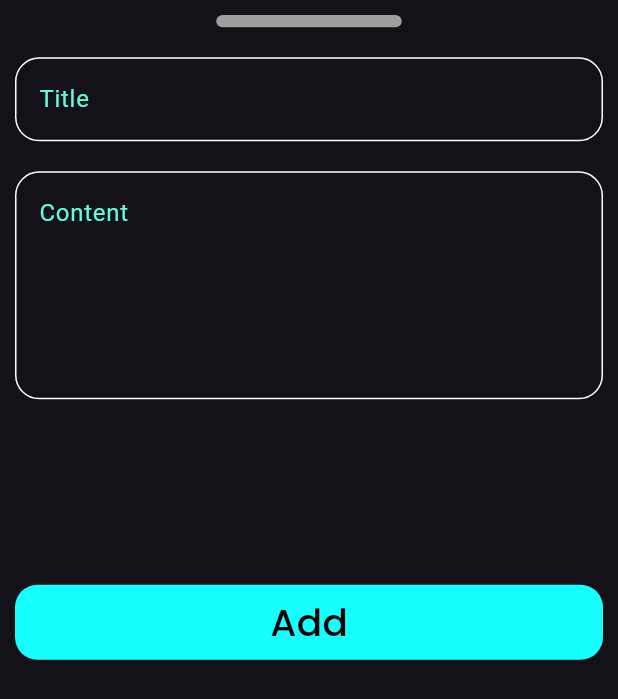
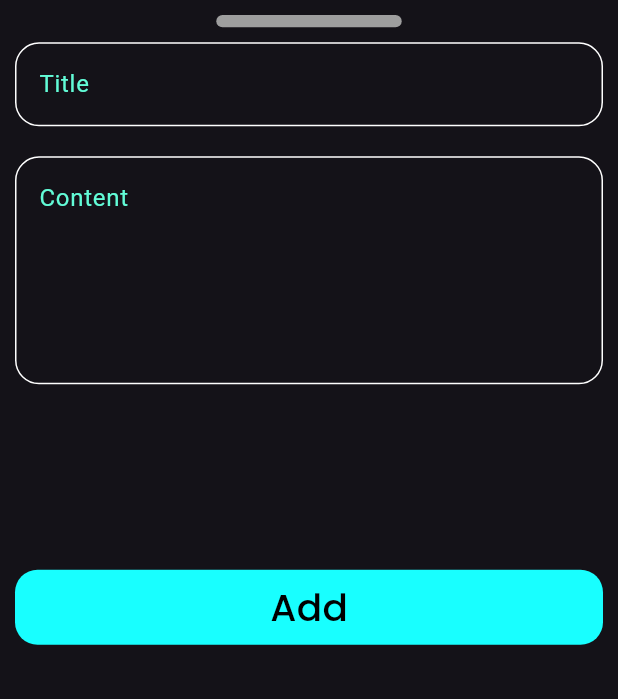
Before and after one commit to Aelna9dy/Notes-View, a Flutter app: the AddNoteBottomSheet widget shown alone on an empty page, opened directly, on a phone screen of 412 x 824 dp. Shown: the top 699 px of the screen. Run offline on Flutter 3.47's test engine with Material 3 defaults, Android fonts, the phone set to English and light mode, and no system bars; drawn by our look-alikes of modal_progress_hud_nsn; our stand-ins replace bloc, flutter_bloc, google_fonts, hive, hive_flutter; accounts and stored records are empty; generated files the repository leaves out were written again.

Commit message:
first comment Create NotesView and Add Theme Create appBare Create Notes Items create Floating Action Button to add New Notes create page to edit notes add Hive package Create Bloc to add note bottom sheet

```diff
--- a/lib/Models/note_model.dart
+++ b/lib/Models/note_model.dart
@@ -6,7 +6,7 @@ class NoteModel extends HiveObject {
   @HiveField(0)
   final String title;
   @HiveField(1)
-  final String snbTitle;
+  final String subTitle;
   @HiveField(2)
   final String date;
   @HiveField(3)
@@ -14,7 +14,7 @@ class NoteModel extends HiveObject {
 
   NoteModel({
     required this.title,
-    required this.snbTitle,
+    required this.subTitle,
     required this.date,
     required this.color,
   });
--- /dev/null
+++ b/lib/Views/add_note/add_note_bottom_sheet.dart
@@ -0,0 +1,38 @@
+import 'package:flutter/material.dart';
+import 'package:flutter_bloc/flutter_bloc.dart';
+import 'package:modal_progress_hud_nsn/modal_progress_hud_nsn.dart';
+import 'package:notes_app/add_note_cubits/add_notes.dart';
+
+import 'add_note_formKey.dart';
+
+class AddNoteBottomSheet extends StatelessWidget {
+  const AddNoteBottomSheet({super.key});
+
+  @override
+  Widget build(BuildContext context) {
+    return SingleChildScrollView(
+      child: Padding(
+        padding: const EdgeInsets.symmetric(
+          horizontal: 10,
+        ),
+        child: BlocConsumer<AddNoteCubit,AddNoteState>(
+          listener: (context, state) {
+            if(state is AddNoteSuccess){
+              Navigator.pop(context);
+            }
+
+            if(state is AddNoteFailuer){
+              print("failed ${state.errorMessage}");
+            }
+          },
+          builder: (context, state) {
+            return ModalProgressHUD(
+              inAsyncCall: state is AddNoteLoading ? true : false,
+              child: const AddNoteFormState(),
+            );
+          },
+        ),
+      ),
+    );
+  }
+}
--- /dev/null
+++ b/lib/Views/add_note/add_note_formKey.dart
@@ -0,0 +1,77 @@
+import 'package:flutter/material.dart';
+
+import '../widget/custom_text_field.dart';
+import 'custom_bottom.dart';
+
+
+class AddNoteFormState extends StatefulWidget {
+  const AddNoteFormState({super.key});
+
+  @override
+  State<AddNoteFormState> createState() => _AddNoteFormStateState();
+}
+
+class _AddNoteFormStateState extends State<AddNoteFormState> {
+  final GlobalKey<FormState> formKey = GlobalKey();
+  AutovalidateMode autovalidateMode = AutovalidateMode.disabled;
+  String? title, subTitle;
+
+  @override
+  Widget build(BuildContext context) {
+    final mediaQuery = MediaQuery.of(context).size;
+    return Form(
+      key: formKey,
+      child: Column(
+        children: [
+          const SizedBox(
+            height: 10,
+          ),
+          Container(
+            width: mediaQuery.width * 0.3,
+            height: mediaQuery.height * 0.01,
+            decoration: BoxDecoration(
+              color: Colors.grey,
+              borderRadius: BorderRadius.circular(25),
+            ),
+          ),
+          const SizedBox(
+            height: 10,
+          ),
+          CustomTextField(
+            hint: "Title",
+            onSaved: (value) {
+              title = value;
+            },
+          ),
+          const SizedBox(
+            height: 20,
+          ),
+          CustomTextField(
+            hint: "Content",
+            maxLines: 5,
+            onSaved: (value) {
+              subTitle = value;
+            },
+          ),
+          SizedBox(
+            height: mediaQuery.height * 0.15,
+          ),
+          CustomBottom(
+            onTap: () {
+              setState(() {
+                if (formKey.currentState!.validate()) {
+                  formKey.currentState!.save();
+                } else {
+                  autovalidateMode = AutovalidateMode.always;
+                }
+              });
+            },
+          ),
+          const SizedBox(
+            height: 5,
+          ),
+        ],
+      ),
+    );
+  }
+}
--- /dev/null
+++ b/lib/Views/add_note/custom_bottom.dart
@@ -0,0 +1,32 @@
+import 'package:flutter/material.dart';
+import 'package:google_fonts/google_fonts.dart';
+
+class CustomBottom extends StatelessWidget {
+  const CustomBottom({super.key, this.onTap});
+  final void Function()? onTap;
+
+  @override
+  Widget build(BuildContext context) {
+    return InkWell(
+      onTap: onTap,
+      child: Container(
+        width: MediaQuery.of(context).size.width,
+        height: 50,
+        decoration: BoxDecoration(
+          color: Colors.cyanAccent,
+          borderRadius: BorderRadius.circular(15),
+        ),
+        child: Center(
+          child: Text(
+              "Add",
+              style: GoogleFonts.poppins(
+                color: Colors.black,
+                fontSize: 25,
+                fontWeight: FontWeight.w500,
+              )
+          ),
+        ),
+      ),
+    );
+  }
+}
--- a/lib/Views/notes_view.dart
+++ b/lib/Views/notes_view.dart
@@ -1,7 +1,7 @@
 import 'package:flutter/material.dart';
 import 'package:notes_app/Constant/constant.dart';
+import 'package:notes_app/Views/add_note/add_note_bottom_sheet.dart';
 import 'package:notes_app/Views/widget/Notes_list_item.dart';
-import 'package:notes_app/Views/widget/add_note_bottom_sheet.dart';
 
 class NotesView extends StatelessWidget {
   static const String routeName = "notes_view";
--- a/lib/Views/widget/add_note_bottom_sheet.dart
+++ /dev/null
@@ -1,53 +0,0 @@
-import 'package:flutter/material.dart';
-
-import 'custom_bottom.dart';
-import 'custom_text_field.dart';
-
-class AddNoteBottomSheet extends StatelessWidget {
-  const AddNoteBottomSheet({super.key});
-
-  @override
-  Widget build(BuildContext context) {
-    final mediaQuery = MediaQuery.of(context).size;
-    return SingleChildScrollView(
-      child: Padding(
-        padding: const EdgeInsets.symmetric(horizontal: 10),
-        child: Column(
-          children: [
-            const SizedBox(
-              height: 10,
-            ),
-            Container(
-              width: mediaQuery.width*0.3,
-              height: mediaQuery.height*0.01,
-              decoration: BoxDecoration(
-                color: Colors.grey,
-                borderRadius: BorderRadius.circular(25),
-              ),
-            ),
-            const SizedBox(
-              height: 20,
-            ),
-            CustomTextField(
-              hint: "Title",
-            ),
-            const SizedBox(
-              height: 20,
-            ),
-            CustomTextField(
-              hint: "Content",
-              maxLines: 5,
-            ),
-            SizedBox(
-              height: mediaQuery.height*0.15,
-            ),
-            CustomBottom(),
-            const SizedBox(
-              height: 20,
-            ),
-          ],
-        ),
-      ),
-    );
-  }
-}
--- a/lib/Views/widget/custom_bottom.dart
+++ /dev/null
@@ -1,28 +0,0 @@
-import 'package:flutter/material.dart';
-import 'package:google_fonts/google_fonts.dart';
-
-class CustomBottom extends StatelessWidget {
-  const CustomBottom({super.key});
-
-  @override
-  Widget build(BuildContext context) {
-    return Container(
-      width: MediaQuery.of(context).size.width,
-      height: 50,
-      decoration: BoxDecoration(
-        color: Colors.cyanAccent,
-        borderRadius: BorderRadius.circular(15),
-      ),
-      child: Center(
-        child: Text(
-            "Add",
-            style: GoogleFonts.poppins(
-              color: Colors.black,
-              fontSize: 25,
-              fontWeight: FontWeight.w500,
-            )
-        ),
-      ),
-    );
-  }
-}
--- a/lib/Views/widget/custom_node_item.dart
+++ b/lib/Views/widget/custom_node_item.dart
@@ -1,7 +1,7 @@
 import 'package:flutter/material.dart';
 import 'package:google_fonts/google_fonts.dart';
 
-import '../edit_note_view.dart';
+import '../edit_note/edit_note_view.dart';
 
 class CustomNoteItems extends StatelessWidget {
   const CustomNoteItems({super.key});
--- a/lib/Views/widget/custom_text_field.dart
+++ b/lib/Views/widget/custom_text_field.dart
@@ -2,9 +2,12 @@ import 'package:flutter/material.dart';
 import 'package:notes_app/Constant/constant.dart';
 
 class CustomTextField extends StatelessWidget {
-  String hint;
-  int maxLines;
-  CustomTextField({
+  final String hint;
+  final int maxLines;
+  final void Function(String?)? onSaved;
+  const CustomTextField({
+    super.key,
+    this.onSaved,
     required this.hint,
     this.maxLines=1,
   });
@@ -13,9 +16,18 @@ class CustomTextField extends StatelessWidget {
   Widget build(BuildContext context) {
     return TextFormField(
       maxLines: maxLines,
+      onSaved: onSaved,
+      validator: (value) {
+        if(value?.isEmpty ?? true)
+          {
+            return "field ts required";
+          }else{
+          return null;
+        }
+      },
       decoration: InputDecoration(
           hintText: hint,
-          hintStyle: TextStyle(
+          hintStyle: const TextStyle(
             color: primaryColor,
           ),
           enabledBorder: buildBorder(),
--- /dev/null
+++ b/lib/add_note_cubits/add_notes_state.dart
@@ -0,0 +1,16 @@
+part of 'add_notes.dart';
+
+@immutable
+abstract class AddNoteState{}
+
+class AddNoteInitial extends AddNoteState{}
+
+class AddNoteLoading extends AddNoteState{}
+
+class AddNoteSuccess extends AddNoteState{}
+
+class AddNoteFailuer extends AddNoteState{
+  final String errorMessage;
+
+  AddNoteFailuer(this.errorMessage);
+}
--- a/pubspec.yaml
+++ b/pubspec.yaml
@@ -38,6 +38,8 @@ dependencies:
   google_fonts: ^6.1.0
   hive: ^2.2.3
   hive_flutter: ^1.1.0
+  flutter_bloc: ^8.1.3
+  modal_progress_hud_nsn: ^0.4.0
 
 dev_dependencies:
   hive_generator: ^2.0.1
```
Also changed, not shown: lib/add_note_cubits/add_notes.dart (added, +29 -0 lines), lib/main.dart (+11 -2 lines), lib/Views/edit_note/edit_note_view.dart (renamed from lib/Views/edit_note_view.dart), pubspec.lock, 5 other files.
